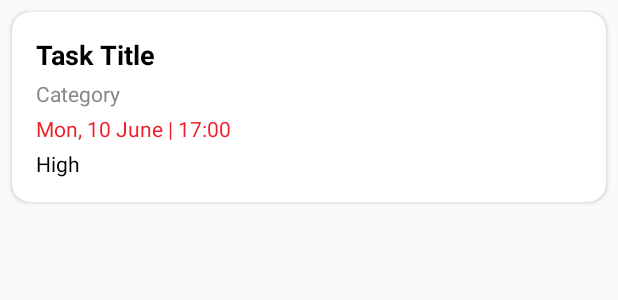
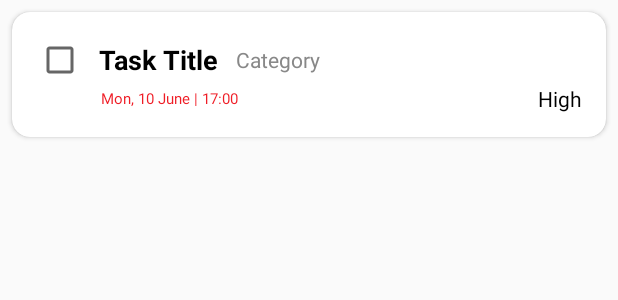
Before and after one commit to CandraWikananta/progmob-to-do-list, an Android app: the layout item_task.xml on its own in the app's theme, with its tools: preview values and no code run, on a phone screen of 412 x 824 dp. Shown: the top 300 px of the screen. Run offline under Robolectric (Android 15) with nearby library versions, the phone set to English and light mode, and no system bars.

Commit message:
add: fitur centang pada task changes: merapikan tampilan task di landingpage dan menambahkan checkbox

```diff
--- a/app/src/main/java/com/progmob/todolist/LandingPageActivity.kt
+++ b/app/src/main/java/com/progmob/todolist/LandingPageActivity.kt
@@ -38,6 +38,7 @@ class LandingPageActivity : AppCompatActivity() {
                 val priority = cursor.getString(cursor.getColumnIndexOrThrow("priority"))
                 val dueDate = cursor.getString(cursor.getColumnIndexOrThrow("due_date"))
                 val dueTime = cursor.getString(cursor.getColumnIndexOrThrow("due_time"))
+                val completed = cursor.getInt(cursor.getColumnIndexOrThrow("completed")) == 1
 
                 val categoryName = when (category) {
                     1 -> "Personal"
@@ -46,7 +47,7 @@ class LandingPageActivity : AppCompatActivity() {
                     else -> "Lainnya"
                 }
 
-                taskList.add(TaskModel(id, title, description, categoryName, priority, dueDate, dueTime))
+                taskList.add(TaskModel(id, title, description, categoryName, priority, dueDate, dueTime, completed))
             } while (cursor.moveToNext())
         }
         cursor.close()
@@ -61,7 +62,7 @@ class LandingPageActivity : AppCompatActivity() {
             binding.emptyText.visibility = android.view.View.VISIBLE
         }
 
-        val adapter = TaskAdapter(taskList) { task ->
+        val adapter = TaskAdapter(taskList.toMutableList()) { task ->
             val intent = Intent(this, DetailTaskActivity::class.java)
             intent.putExtra("TASK_ID", task.id)
             startActivity(intent)
--- a/app/src/main/java/com/progmob/todolist/model/TaskModel.kt
+++ b/app/src/main/java/com/progmob/todolist/model/TaskModel.kt
@@ -7,5 +7,6 @@ data class TaskModel(
     val category: String,
     val priority: String,
     val dueDate: String,
-    val dueTime: String
+    val dueTime: String,
+    var completed: Boolean
 )
--- a/app/src/main/res/layout/activity_sign_in.xml
+++ b/app/src/main/res/layout/activity_sign_in.xml
@@ -52,7 +52,7 @@
             <TextView
                 android:layout_width="match_parent"
                 android:layout_height="wrap_content"
-                android:text="Name"
+                android:text="Username"
                 android:textColor="#D32F2F"
                 android:textSize="20dp"
                 android:textStyle="bold" />
@@ -62,7 +62,7 @@
                 android:layout_width="match_parent"
                 android:layout_height="wrap_content"
                 android:backgroundTint="#D3D3D3"
-                android:hint="Your Full Name"
+                android:hint="Enter Username"
                 android:padding="10dp"
                 android:textColor="#000000"
                 android:textColorHint="#888888" />
@@ -89,7 +89,7 @@
                 android:layout_width="match_parent"
                 android:layout_height="wrap_content"
                 android:backgroundTint="#D3D3D3"
-                android:hint="Your Password"
+                android:hint="Enter Password"
                 android:inputType="textPassword"
                 android:padding="10dp"
                 android:textColor="#000000"
--- a/app/src/main/res/layout/item_task.xml
+++ b/app/src/main/res/layout/item_task.xml
@@ -1,4 +1,3 @@
-<?xml version="1.0" encoding="utf-8"?>
 <androidx.cardview.widget.CardView xmlns:android="http://schemas.android.com/apk/res/android"
     xmlns:card_view="http://schemas.android.com/apk/res-auto"
     android:layout_width="match_parent"
@@ -13,10 +12,25 @@
         android:orientation="vertical"
         android:padding="16dp">
 
+        <!-- Baris: Title dan Category -->
+        <LinearLayout
+            android:layout_width="match_parent"
+            android:layout_height="wrap_content"
+            android:orientation="horizontal"
+            android:gravity="center_vertical">
+
+            <CheckBox
+                android:id="@+id/taskCheckbox"
+                android:layout_width="wrap_content"
+                android:layout_height="wrap_content"
+                android:layout_gravity="center_vertical"/>
+
+
             <TextView
                 android:id="@+id/taskTitleText"
-            android:layout_width="match_parent"
+                android:layout_width="wrap_content"
                 android:layout_height="wrap_content"
+                android:paddingLeft="10dp"
                 android:text="Task Title"
                 android:textColor="#000"
                 android:textSize="18sp"
@@ -26,19 +40,27 @@
                 android:id="@+id/taskCategoryText"
                 android:layout_width="wrap_content"
                 android:layout_height="wrap_content"
+                android:layout_marginStart="12dp"
                 android:text="Category"
                 android:textColor="#888888"
-            android:textSize="14sp"
-            android:layout_marginTop="4dp" />
+                android:textSize="14sp" />
+        </LinearLayout>
+
+        <LinearLayout
+            android:layout_width="match_parent"
+            android:layout_height="wrap_content"
+            android:orientation="horizontal"
+            android:gravity="center_vertical">
 
             <TextView
                 android:id="@+id/taskDateText"
-            android:layout_width="wrap_content"
+                android:layout_width="0dp"
                 android:layout_height="wrap_content"
+                android:layout_weight="1"
+                android:paddingLeft="43dp"
                 android:text="Mon, 10 June | 17:00"
                 android:textColor="#EF1D26"
-            android:textSize="14sp"
-            android:layout_marginTop="4dp" />
+                android:textSize="10sp" />
 
             <TextView
                 android:id="@+id/taskPriorityText"
@@ -47,7 +69,8 @@
                 android:text="High"
                 android:textColor="#000000"
                 android:textSize="14sp"
-            android:layout_marginTop="4dp" />
+                android:layout_marginStart="12dp"/>
+        </LinearLayout>
 
     </LinearLayout>
 </androidx.cardview.widget.CardView>
```
Also changed, not shown: app/src/main/java/com/progmob/todolist/DatabaseHelper.kt (+66 -1 lines), app/src/main/java/com/progmob/todolist/adapter/TaskAdapter.kt (+59 -6 lines), app/src/main/res/layout/activity_sign_up.xml (+4 -4 lines). Lines whose indentation alone changed are shown as unchanged.
